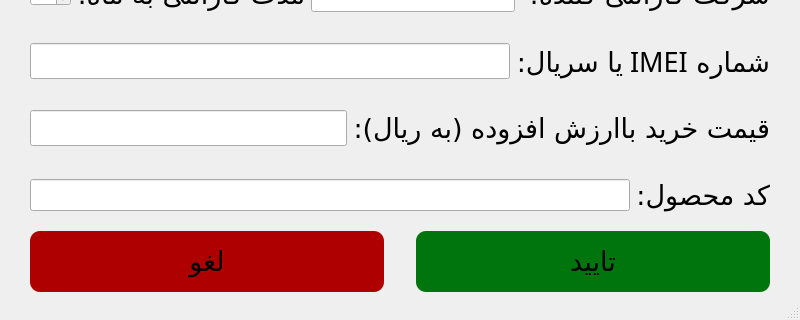
Before: the Qt Designer form Resources/NewProductForm.ui in Danial-Movahed/123PhoneDB, drawn with Qt 5; both pictures show x 0 to 800 and y 493 to 813 of the 800 by 813 pixel window.
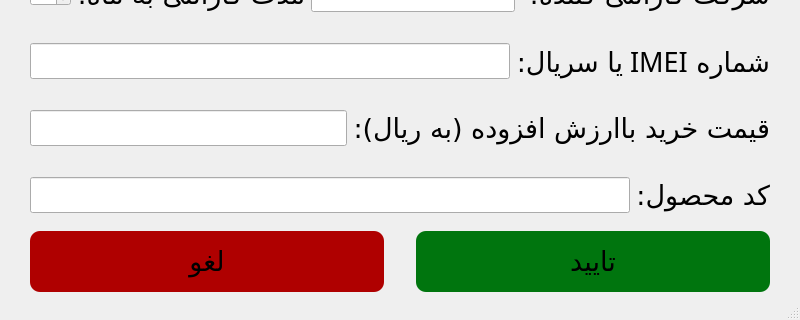
After: the same form once the commit is applied.

Diff of the .ui file:
```diff
--- a/Resources/NewProductForm.ui
+++ b/Resources/NewProductForm.ui
@@ -577,9 +577,13 @@
        <widget class="QLineEdit" name="ProductCodeEdit">
         <property name="font">
          <font>
+          <family>Trebuchet MS</family>
           <pointsize>15</pointsize>
          </font>
         </property>
+        <property name="text">
+         <string/>
+        </property>
        </widget>
       </item>
       <item>
```
Left out of the diff: 50 changed lines with no effect on the pictures.
